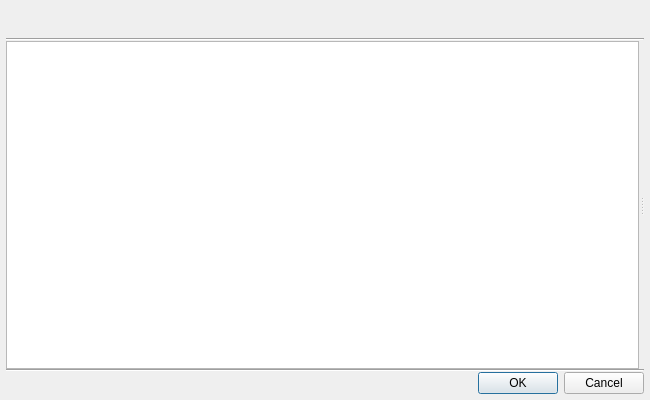
Above: dev/Code/Framework/AzToolsFramework/AzToolsFramework/AssetBrowser/AssetPicker/AssetPickerDialog.ui from aws/lumberyard before the change. Below: the same form after it.
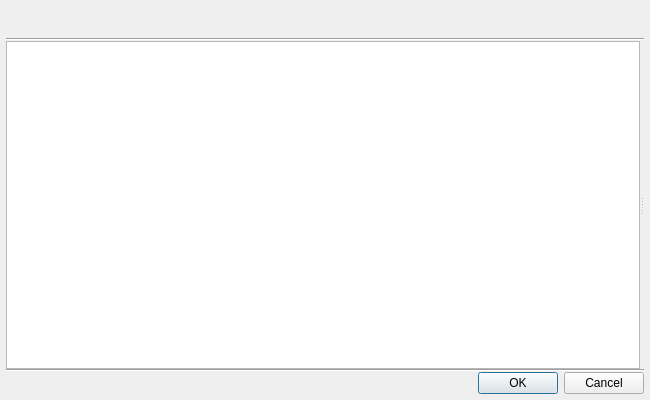
That is the form after the change. Custom widgets are drawn as their Qt base class.

The edit to the form file:
```diff
--- a/dev/Code/Framework/AzToolsFramework/AzToolsFramework/AssetBrowser/AssetPicker/AssetPickerDialog.ui
+++ b/dev/Code/Framework/AzToolsFramework/AzToolsFramework/AssetBrowser/AssetPicker/AssetPickerDialog.ui
@@ -82,9 +82,6 @@
      <property name="opaqueResize">
       <bool>true</bool>
      </property>
-     <property name="handleWidth">
-      <number>5</number>
-     </property>
      <property name="childrenCollapsible">
       <bool>true</bool>
      </property>
```
